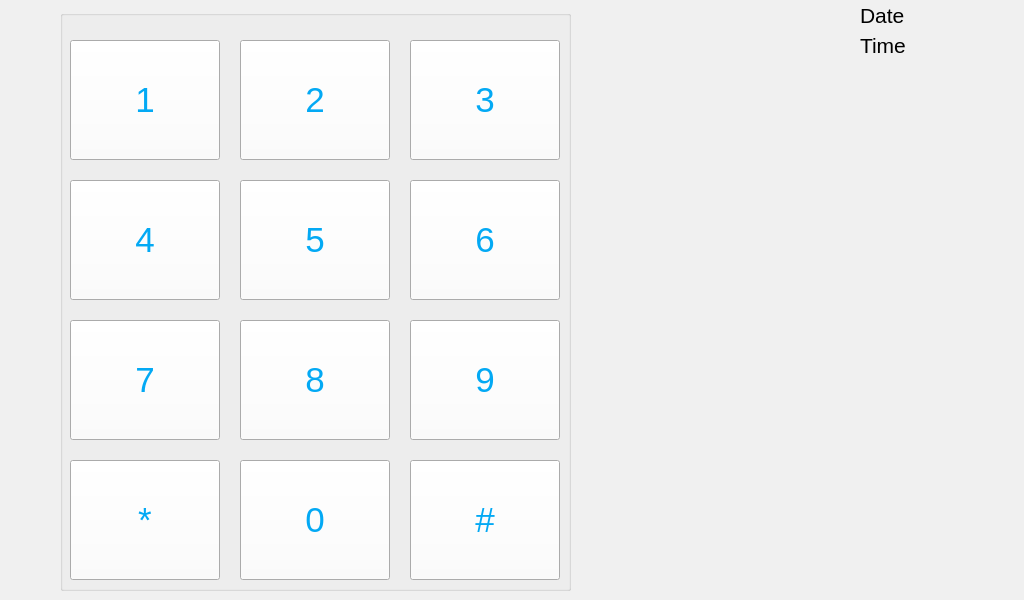
Old version of the form src/mainwindow.ui in the repository pureartisan/mqtt-alarm-panel-ui.
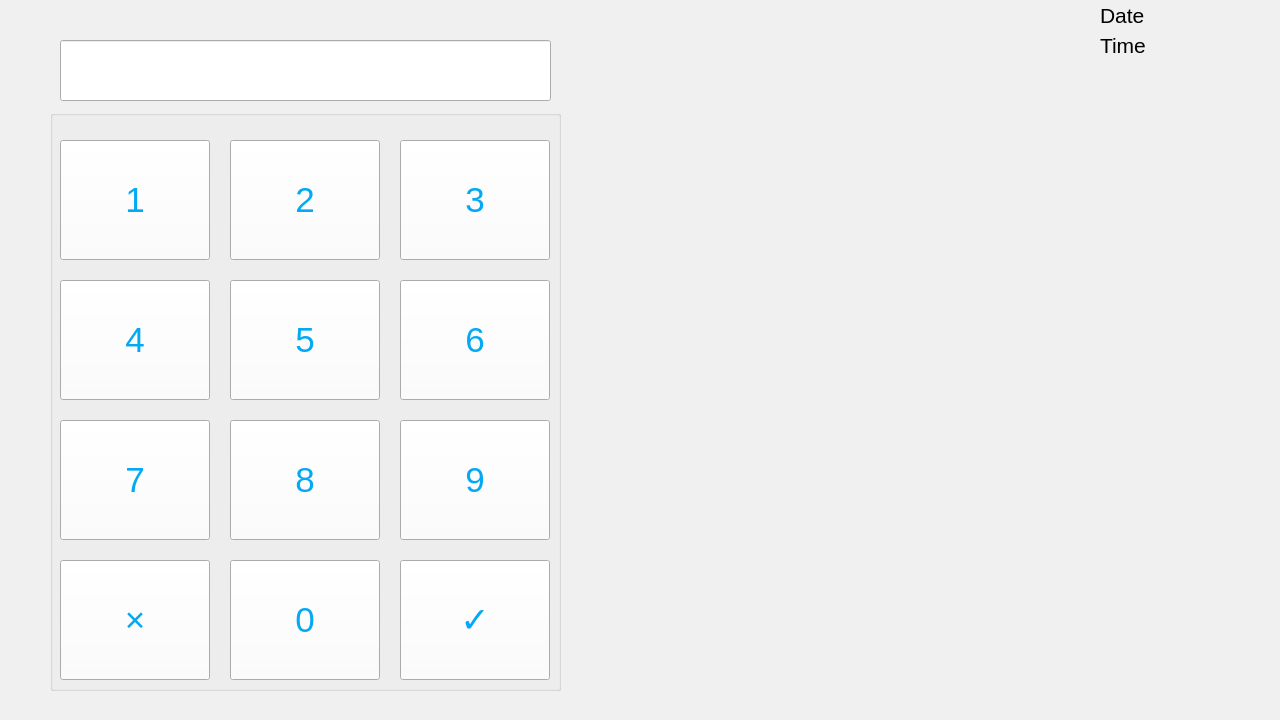
New version of the form.

What changed in the file:
```diff
--- a/src/mainwindow.ui
+++ b/src/mainwindow.ui
@@ -9,8 +9,8 @@
    <rect>
     <x>0</x>
     <y>0</y>
-    <width>1024</width>
-    <height>600</height>
+    <width>1280</width>
+    <height>720</height>
    </rect>
   </property>
   <property name="minimumSize">
@@ -279,8 +279,8 @@
    <widget class="QGroupBox" name="grp_keypad">
     <property name="geometry">
      <rect>
-      <x>60</x>
-      <y>10</y>
+      <x>50</x>
+      <y>110</y>
       <width>511</width>
       <height>581</height>
      </rect>
@@ -516,7 +516,7 @@
       <enum>Qt::NoFocus</enum>
      </property>
      <property name="text">
-      <string>*</string>
+      <string>×</string>
      </property>
     </widget>
     <widget class="QPushButton" name="btn_key_hash">
@@ -537,14 +537,14 @@
       <enum>Qt::NoFocus</enum>
      </property>
      <property name="text">
-      <string>#</string>
+      <string>✓</string>
      </property>
     </widget>
    </widget>
    <widget class="QLabel" name="lbl_current_date">
     <property name="geometry">
      <rect>
-      <x>860</x>
+      <x>1100</x>
       <y>0</y>
       <width>150</width>
       <height>31</height>
@@ -562,7 +562,7 @@
    <widget class="QLabel" name="lbl_current_time">
     <property name="geometry">
      <rect>
-      <x>860</x>
+      <x>1100</x>
       <y>30</y>
       <width>150</width>
       <height>31</height>
@@ -577,6 +577,76 @@
      <string>Time</string>
     </property>
    </widget>
+   <widget class="QLineEdit" name="txt_input">
+    <property name="enabled">
+     <bool>false</bool>
+    </property>
+    <property name="geometry">
+     <rect>
+      <x>60</x>
+      <y>40</y>
+      <width>491</width>
+      <height>61</height>
+     </rect>
+    </property>
+    <property name="palette">
+     <palette>
+      <active>
+       <colorrole role="Base">
+        <brush brushstyle="SolidPattern">
+         <color alpha="255">
+          <red>255</red>
+          <green>255</green>
+          <blue>255</blue>
+         </color>
+        </brush>
+       </colorrole>
+      </active>
+      <inactive>
+       <colorrole role="Base">
+        <brush brushstyle="SolidPattern">
+         <color alpha="255">
+          <red>255</red>
+          <green>255</green>
+          <blue>255</blue>
+         </color>
+        </brush>
+       </colorrole>
+      </inactive>
+      <disabled>
+       <colorrole role="Base">
+        <brush brushstyle="SolidPattern">
+         <color alpha="255">
+          <red>255</red>
+          <green>255</green>
+          <blue>255</blue>
+         </color>
+        </brush>
+       </colorrole>
+      </disabled>
+     </palette>
+    </property>
+    <property name="font">
+     <font>
+      <pointsize>26</pointsize>
+     </font>
+    </property>
+    <property name="cursor">
+     <cursorShape>ArrowCursor</cursorShape>
+    </property>
+    <property name="focusPolicy">
+     <enum>Qt::NoFocus</enum>
+    </property>
+    <property name="acceptDrops">
+     <bool>false</bool>
+    </property>
+    <property name="echoMode">
+     <enum>QLineEdit::Password</enum>
+    </property>
+    <property name="alignment">
+     <set>Qt::AlignCenter</set>
+    </property>
+   </widget>
   </widget>
  </widget>
  <resources/>
```
